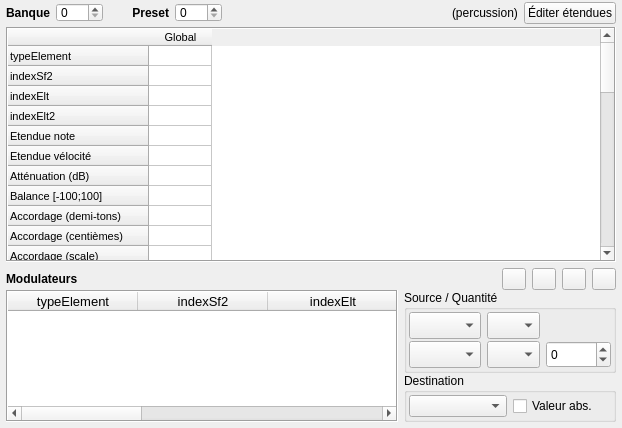
Above: trunk/pages/page_prst.ui from davy7125/polyphone before the change. Below: the same form after it.
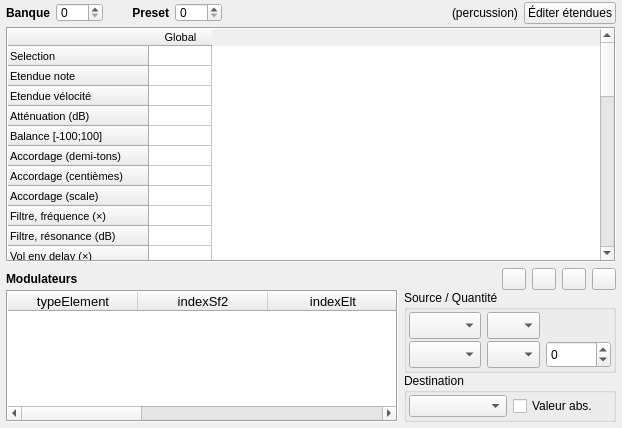
That is the form after the change. Icons and pictures are not drawn. Custom widgets are drawn as their Qt base class.

Commit message:
modulator and cell selection
highlight a modulator corresponding to a cell and vice versa
fixed a bug: wrong modulators were displayed when selecting a
linked element in the tree

Diff of the .ui file:
```diff
--- a/trunk/pages/page_prst.ui
+++ b/trunk/pages/page_prst.ui
@@ -246,7 +246,7 @@
           <enum>QAbstractItemView::ScrollPerPixel</enum>
          </property>
          <property name="rowCount">
-          <number>41</number>
+          <number>38</number>
          </property>
          <property name="columnCount">
           <number>1</number>
@@ -265,22 +265,7 @@
          </attribute>
          <row>
           <property name="text">
-           <string notr="true">typeElement</string>
-          </property>
-         </row>
-         <row>
-          <property name="text">
-           <string notr="true">indexSf2</string>
-          </property>
-         </row>
-         <row>
-          <property name="text">
-           <string notr="true">indexElt</string>
-          </property>
-         </row>
-         <row>
-          <property name="text">
-           <string notr="true">indexElt2</string>
+           <string notr="true">Selection</string>
           </property>
          </row>
          <row>
@@ -479,12 +464,12 @@
            <string>Global</string>
           </property>
          </column>
-         <item row="13" column="0">
+         <item row="10" column="0">
           <property name="text">
            <string/>
           </property>
          </item>
-         <item row="14" column="0">
+         <item row="11" column="0">
           <property name="text">
            <string/>
           </property>
```
The commit also changes 11 other files.
